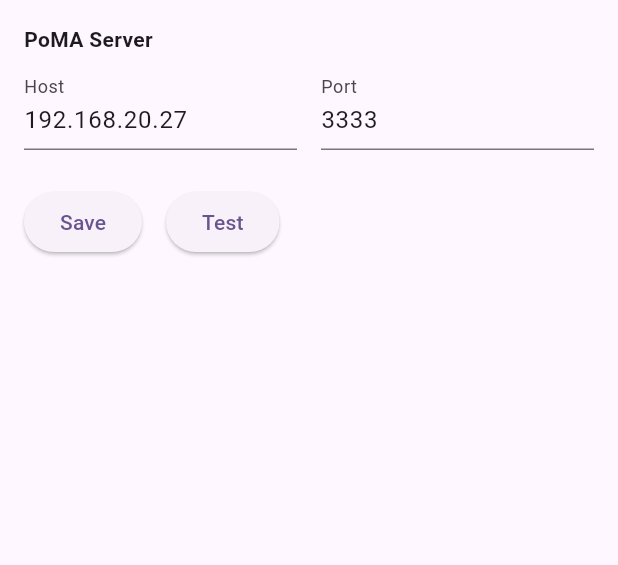
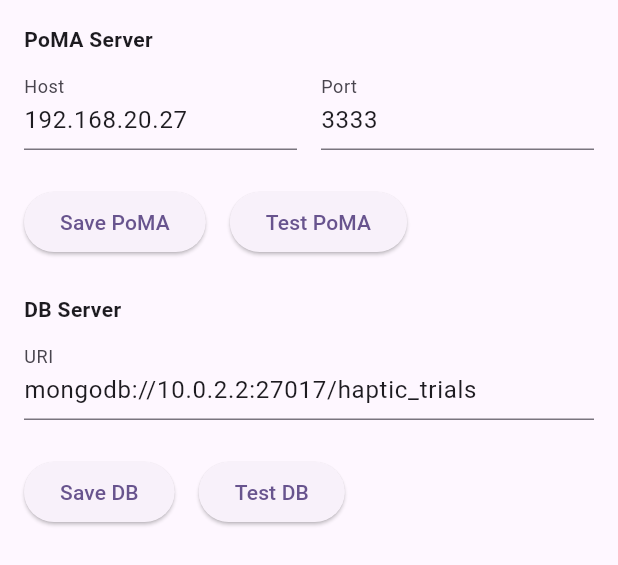
Before and after one commit to hapticsYahp/app_director, a Flutter app: the SettingsTab widget shown alone on an empty page, opened directly, on a phone screen of 412 x 824 dp. Shown: the top 565 px of the screen. Run offline on Flutter 3.47's test engine with Material 3 defaults, Android fonts, the phone set to English and light mode, and no system bars; our stand-ins replace string_validator; missing offline and left inert: mongo_dart.

Commit message:
Added MongoDB connection

```diff
--- a/lib/components/home_page_tabs/settings_tab.dart
+++ b/lib/components/home_page_tabs/settings_tab.dart
@@ -1,7 +1,8 @@
+import 'dart:async';
 import 'package:flutter/material.dart';
+import 'package:mongo_dart/mongo_dart.dart' as mongo_dart;
 import 'package:provider/provider.dart';
 import 'package:wifi_app/providers/poma/poma_exception.dart';
-
 import '../../providers/config/config_notifier.dart';
 import '../../providers/poma/poma_client.dart';
 import '../../providers/poma/poma_socket_impl.dart';
@@ -19,17 +20,43 @@ class _SettingsTabState extends State<SettingsTab>
     with AutomaticKeepAliveClientMixin {
   late final ConfigNotifier configNotifier;
 
-  bool isTesting = false;
-  String testResult = "";
+  bool isPomaTesting = false;
+  String pomaTestResult = "";
 
-  final GlobalKey<FormState> _formKey = GlobalKey<FormState>();
+  bool isDbTesting = false;
+  String dbTestResult = "";
+
+  final GlobalKey<FormState> _pomaFormKey = GlobalKey<FormState>();
   final _pomaHostController = TextEditingController();
   final _pomaPortController = TextEditingController();
+
+  final GlobalKey<FormState> _dbFormKey = GlobalKey<FormState>();
+  final _dbUriController = TextEditingController();
+
+  bool get _isPomaFormValid {
+    return _pomaFormKey.currentState?.validate() ?? false;
+  }
+
+  bool get _isDbFormValid {
+    return _dbFormKey.currentState?.validate() ?? false;
+  }
+
+  bool get _isPomaFormChanged {
+    return _isPomaFormValid &&
+        ((_pomaHostController.text != configNotifier.deviceHost) ||
+            (int.tryParse(_pomaPortController.text) !=
+                configNotifier.devicePort));
+  }
+
+  bool get _isDbFormChanged {
+    return _isDbFormValid && (_dbUriController.text != configNotifier.dbUri);
+  }
 
   @override
   void dispose() {
     _pomaHostController.dispose();
     _pomaPortController.dispose();
+    _dbUriController.dispose();
     super.dispose();
   }
 
@@ -38,51 +65,109 @@ class _SettingsTabState extends State<SettingsTab>
     configNotifier = Provider.of<ConfigNotifier>(context, listen: false);
     _pomaHostController.text = configNotifier.deviceHost;
     _pomaPortController.text = configNotifier.devicePort.toString();
+    _dbUriController.text = configNotifier.dbUri;
     super.initState();
   }
 
-  void _onSave() {
-    if (_isFormValid && !isTesting) {
+  void _onPomaSave() {
+    if (_isPomaFormValid && !isPomaTesting) {
       configNotifier.updateSettings(
         deviceHost: _pomaHostController.text,
         devicePort: int.tryParse(_pomaPortController.text)!,
       );
       setState(() {
-        testResult = "";
+        pomaTestResult = "";
       });
     }
   }
 
-  void _onTest() async {
-    if (isTesting || !_isFormValid) {
+  void _onDbSave() {
+    if (_isDbFormValid && !isDbTesting) {
+      configNotifier.updateSettings(
+        dbUri: _dbUriController.text,
+      );
+      setState(() {
+        dbTestResult = "";
+      });
+    }
+  }
+
+  void _onPomaTest() async {
+    if (isPomaTesting || !_isPomaFormValid) {
       return;
     }
+    if (_isPomaFormChanged) {
+      _onPomaSave();
+    }
     setState(() {
-      isTesting = true;
-      testResult = "Testing...";
+      isPomaTesting = true;
+      pomaTestResult = "Testing PoMA connection...";
     });
     String result;
     try {
       PomaClient pomaClient = PomaClient(PomaSocketImpl());
       await pomaClient.connect(
-          configNotifier.deviceHost, configNotifier.devicePort);
+        configNotifier.deviceHost,
+        configNotifier.devicePort,
+      );
       List<String> topics = await pomaClient.getTopics();
       result = topics.contains(pomaTopicTest)
           ? "Success."
           : "Fail: PoMA device does not have '$pomaTopicTest' topic.";
+      await pomaClient.disconnect();
     } on PomaException catch (e) {
       result = "PomaException: ${e.message}.";
     } catch (e) {
-      result = "Error: ${e.toString()}.";
+      result = "Error ${e.toString()}.";
     }
     setState(() {
-      isTesting = false;
-      testResult = result;
+      isPomaTesting = false;
+      pomaTestResult = result;
     });
   }
 
-  bool get _isFormValid {
-    return _formKey.currentState?.validate() ?? false;
+  void _onDbTest() async {
+    if (isDbTesting || !_isDbFormValid) {
+      return;
+    }
+    if (_isDbFormChanged) {
+      _onDbSave();
+    }
+    setState(() {
+      isDbTesting = true;
+      dbTestResult = "Testing DB connection...";
+    });
+    String result;
+    try {
+      mongo_dart.Db db = mongo_dart.Db(configNotifier.dbUri);
+      await db.open().timeout(
+        const Duration(seconds: 5),
+        onTimeout: () {
+          throw TimeoutException('Connection Timeout after 5s');
+        },
+      );
+      final String testingCollectionName = "testing_haptic_collection";
+      final String idColumn = "haptic_id";
+      final int idVal = 123;
+      final String testingColumn = "testing_column";
+      final String testingVal = "testing_val";
+      db.createCollection(testingCollectionName);
+      mongo_dart.DbCollection col = db.collection(testingCollectionName);
+      await col.insertOne({idColumn: idVal, testingColumn: testingVal});
+      Map<String, dynamic>? testFind = await col.findOne(
+          mongo_dart.where.eq(idColumn, idVal).fields([testingColumn]));
+      final bool couldRet =
+          (testFind != null) && (testFind[testingColumn] == testingVal);
+      await db.dropCollection(testingCollectionName);
+      await db.close();
+      result = couldRet ? "Succes." : "Failed.";
+    } catch (e) {
+      result = "Error ${e.toString()}.";
+    }
+    setState(() {
+      isDbTesting = false;
+      dbTestResult = result;
+    });
   }
 
   @override
@@ -97,7 +182,7 @@ class _SettingsTabState extends State<SettingsTab>
         crossAxisAlignment: CrossAxisAlignment.start,
         children: [
           Form(
-            key: _formKey,
+            key: _pomaFormKey,
             child: Column(
               crossAxisAlignment: CrossAxisAlignment.start,
               children: [
@@ -163,13 +248,13 @@ class _SettingsTabState extends State<SettingsTab>
                 Row(
                   children: [
                     ElevatedButton(
-                      onPressed: _onSave,
-                      child: Text("Save"),
+                      onPressed: _onPomaSave,
+                      child: Text("Save PoMA"),
                     ),
                     SizedBox(width: 16.0),
                     ElevatedButton(
-                      onPressed: _onTest,
-                      child: isTesting
+                      onPressed: _onPomaTest,
+                      child: isPomaTesting
                           ? SizedBox(
                               width: 20,
                               height: 20,
@@ -177,11 +262,88 @@ class _SettingsTabState extends State<SettingsTab>
                                 strokeWidth: 2,
                               ),
                             )
-                          : Text("Test"),
+                          : Text("Test PoMA"),
                     ),
                     SizedBox(width: 16.0),
                     Expanded(
-                      child: Text(testResult),
+                      child: Text(pomaTestResult),
+                    ),
+                  ],
+                ),
+              ],
+            ),
+          ),
+          SizedBox(height: 24.0),
+          Form(
+            key: _dbFormKey,
+            child: Column(
+              crossAxisAlignment: CrossAxisAlignment.start,
+              children: [
+                Padding(
+                  padding: const EdgeInsets.only(bottom: 8.0),
+                  child: Text(
+                    "DB Server",
+                    style: TextStyle(fontWeight: FontWeight.bold),
+                  ),
+                ),
+                Row(
+                  children: [
+                    Expanded(
+                      child: TextFormField(
+                        controller: _dbUriController,
+                        decoration: InputDecoration(
+                          labelText: "URI",
+                          hintText: "Ex: mongodb://10.0.1.2:27017/db_name",
+                        ),
+                        validator: (String? value) {
+                          if (value == null || value.isEmpty) {
+                            return 'Invalid URI.';
+                          }
+                          final uriRegExp = RegExp(r'^(mongodb(\+srv)?):\/\/'
+                              r'(?:[a-zA-Z0-9._%+-]+(?::[^@]+)?@)?'
+                              r'([a-zA-Z0-9.-]+)'
+                              r'(?::\d+)?'
+                              r'(?:\/[a-zA-Z0-9_\-]+)?'
+                              r'(?:\?.*)?$');
+                          final match = uriRegExp.firstMatch(value);
+                          if (match == null) {
+                            return 'Invalid MongoDB URI.';
+                          }
+                          final isSrv = match.group(2) == '+srv';
+                          final hasPort =
+                              value.contains(RegExp(r'@[a-zA-Z0-9.-]+:\d+'));
+                          if (isSrv && hasPort) {
+                            return 'mongodb+srv URI must not include a port.';
+                          }
+                          return null;
+                        },
+                      ),
+                    ),
+                  ],
+                ),
+                SizedBox(height: 24.0),
+                Row(
+                  children: [
+                    ElevatedButton(
+                      onPressed: _onDbSave,
+                      child: Text("Save DB"),
+                    ),
+                    SizedBox(width: 16.0),
+                    ElevatedButton(
+                      onPressed: _onDbTest,
+                      child: isDbTesting
+                          ? SizedBox(
+                              width: 20,
+                              height: 20,
+                              child: CircularProgressIndicator(
+                                strokeWidth: 2,
+                              ),
+                            )
+                          : Text("Test DB"),
+                    ),
+                    SizedBox(width: 16.0),
+                    Expanded(
+                      child: Text(dbTestResult),
                     ),
                   ],
                 ),
--- a/lib/providers/config/config_notifier.dart
+++ b/lib/providers/config/config_notifier.dart
@@ -4,6 +4,7 @@ class ConfigNotifier extends ChangeNotifier {
   String _deviceHost = "192.168.20.27";
   int _devicePort = 3333;
   int _deviceConnectionTimeout = 10;
+  String _dbUri = "mongodb://10.0.2.2:27017/haptic_trials";
 
   String get deviceHost => _deviceHost;
 
@@ -11,10 +12,13 @@ class ConfigNotifier extends ChangeNotifier {
 
   int get deviceConnectionTimeout => _deviceConnectionTimeout;
 
+  String get dbUri => _dbUri;
+
   void updateSettings({
     String? deviceHost,
     int? devicePort,
     int? deviceConnectionTimeout,
+    String? dbUri,
   }) {
     if (deviceHost != null) {
       _deviceHost = deviceHost;
@@ -25,6 +29,9 @@ class ConfigNotifier extends ChangeNotifier {
     if (deviceConnectionTimeout != null) {
       _deviceConnectionTimeout = deviceConnectionTimeout;
     }
+    if (dbUri != null) {
+      _dbUri = dbUri;
+    }
     notifyListeners();
   }
 }
--- a/pubspec.yaml
+++ b/pubspec.yaml
@@ -38,6 +38,7 @@ dependencies:
   string_validator: ^1.1.0
   provider: ^6.1.2
   json_annotation: ^4.9.0
+  mongo_dart: ^0.10.4
 
 dev_dependencies:
   flutter_test:
```
Also changed, not shown: pubspec.lock.
